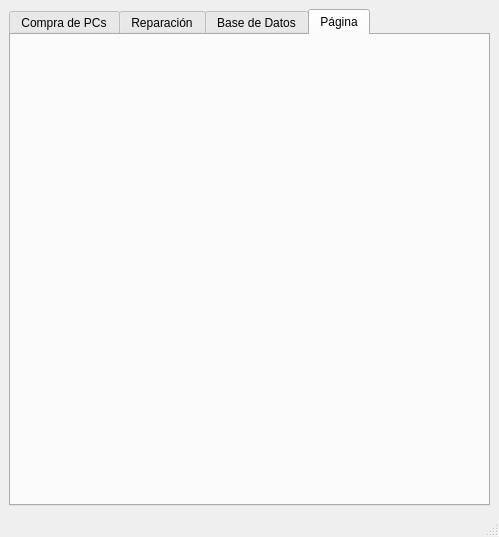
Old version of the form aplicacionU5Ajustable.ui in the repository Casta626/Trabajo-5-DIN.
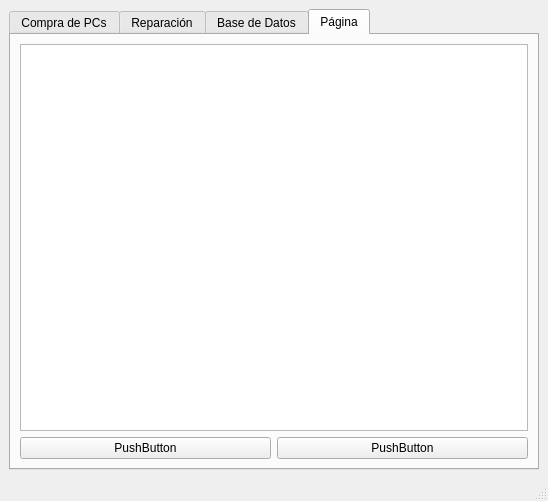
New version of the form. The open tabs and pages were chosen to show the change. Icons and pictures are not drawn.

```diff
--- a/aplicacionU5Ajustable.ui
+++ b/aplicacionU5Ajustable.ui
@@ -6,8 +6,8 @@
    <rect>
     <x>0</x>
     <y>0</y>
-    <width>499</width>
-    <height>537</height>
+    <width>548</width>
+    <height>501</height>
    </rect>
   </property>
   <property name="windowTitle">
@@ -197,6 +197,37 @@
        <attribute name="title">
         <string>Página</string>
        </attribute>
+       <layout class="QVBoxLayout" name="verticalLayout_4">
+        <item>
+         <layout class="QVBoxLayout" name="verticalLayout_3">
+          <item>
+           <layout class="QVBoxLayout" name="verticalLayout_2">
+            <item>
+             <widget class="QListView" name="listView"/>
+            </item>
+            <item>
+             <layout class="QHBoxLayout" name="horizontalLayout">
+              <item>
+               <widget class="QPushButton" name="pushButton">
+                <property name="text">
+                 <string>PushButton</string>
+                </property>
+               </widget>
+              </item>
+              <item>
+               <widget class="QPushButton" name="pushButton_3">
+                <property name="text">
+                 <string>PushButton</string>
+                </property>
+               </widget>
+              </item>
+             </layout>
+            </item>
+           </layout>
+          </item>
+         </layout>
+        </item>
+       </layout>
       </widget>
      </widget>
     </item>
```
Left out of the diff: 19 changed lines with no effect on the pictures.
